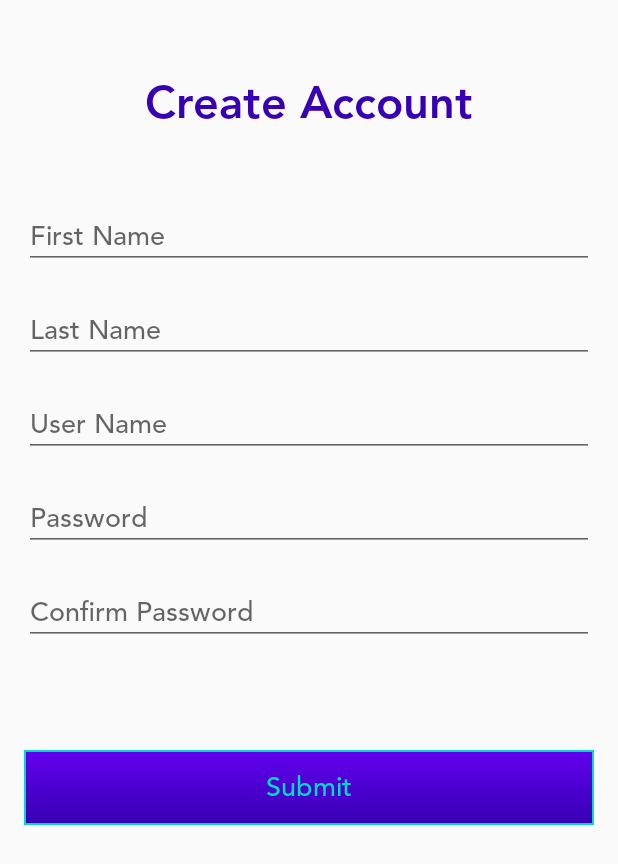
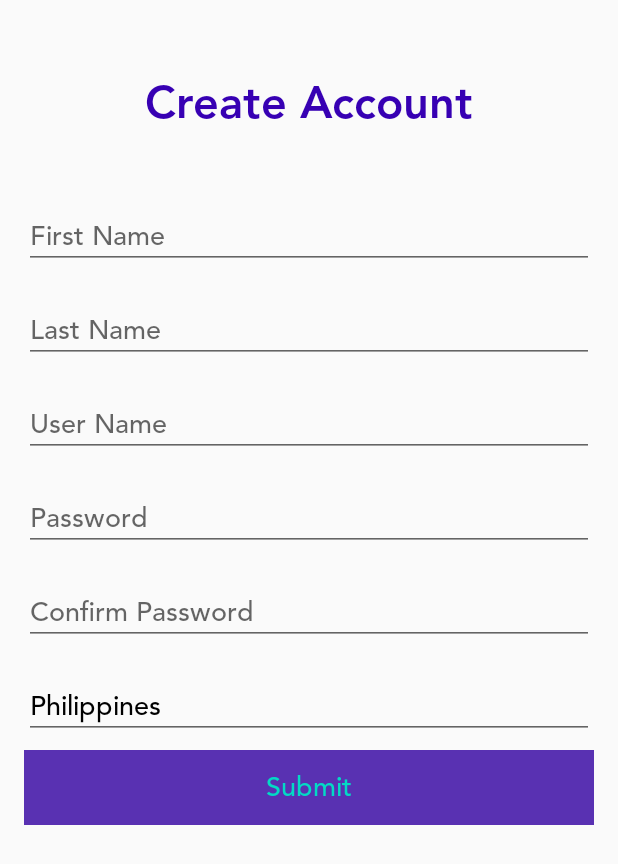
Before and after one commit to eduardodelito/Cartrack, an Android app: the CreateAccountFragment screen opened through its navigation route, on a phone screen of 412 x 824 dp. Shown: the top 864 px of the screen. Run offline under Robolectric (Android 15) with nearby library versions, the phone set to English and light mode, and no system bars; our stand-ins replace Dagger/Hilt's generated code, data binding.

Commit message:
Added create account validation.

```diff
--- a/app/src/main/java/com/enaz/cartrack/main/di/module/ActivityBindingModule.kt
+++ b/app/src/main/java/com/enaz/cartrack/main/di/module/ActivityBindingModule.kt
@@ -1,8 +1,7 @@
 package com.enaz.cartrack.main.di.module
 
 import com.enaz.cartrack.main.ui.MainActivity
-import com.enaz.cartrack.main.ui.di.login.LoginBindingModule
-import com.enaz.cartrack.main.ui.di.users.UsersBindingModule
+import com.enaz.cartrack.main.ui.di.UIBindingModule
 import dagger.Module
 import dagger.android.ContributesAndroidInjector
 
@@ -12,8 +11,7 @@ import dagger.android.ContributesAndroidInjector
 @Module
 abstract class ActivityBindingModule {
     @ContributesAndroidInjector(modules = [
-        LoginBindingModule::class,
-        UsersBindingModule::class
+        UIBindingModule::class
     ])
     abstract fun bindMainActivity(): MainActivity
 }
--- a/app/src/main/java/com/enaz/cartrack/main/di/module/CartrackModule.kt
+++ b/app/src/main/java/com/enaz/cartrack/main/di/module/CartrackModule.kt
@@ -2,7 +2,6 @@ package com.enaz.cartrack.main.di.module
 
 import com.enaz.cartrack.main.di.ClientModule
 import com.enaz.cartrack.main.di.DBModule
-import com.enaz.cartrack.main.ui.di.login.LoginViewModelModule
 import dagger.Module
 
 /**
--- a/app/src/main/java/com/enaz/cartrack/main/di/module/ViewModelBindingModule.kt
+++ b/app/src/main/java/com/enaz/cartrack/main/di/module/ViewModelBindingModule.kt
@@ -2,8 +2,7 @@ package com.enaz.cartrack.main.di.module
 
 import androidx.lifecycle.ViewModelProvider
 import com.enaz.cartrack.main.common.viewmodel.ViewModelFactory
-import com.enaz.cartrack.main.ui.di.login.LoginViewModelModule
-import com.enaz.cartrack.main.ui.di.users.UsersViewModelModule
+import com.enaz.cartrack.main.ui.di.UIViewModelModule
 import dagger.Binds
 import dagger.Module
 
@@ -12,8 +11,7 @@ import dagger.Module
  */
 @Module(
     includes = [
-        LoginViewModelModule::class,
-        UsersViewModelModule::class
+        UIViewModelModule::class
     ]
 )
 abstract class ViewModelBindingModule {
--- a/cartrack-ui/src/main/java/com/enaz/cartrack/main/ui/viewmodel/LoginViewModel.kt
+++ b/cartrack-ui/src/main/java/com/enaz/cartrack/main/ui/viewmodel/LoginViewModel.kt
@@ -24,8 +24,8 @@ class LoginViewModel @Inject constructor(private var cartrackRepository: Cartrac
 
     private val login = MediatorLiveData<LoginViewState>()
     internal fun getLoginLiveData(): LiveData<LoginViewState> = login
-    private var userName: String = ""
-    private var password: String = ""
+    private var userName: String = EMPTY_STRING
+    private var password: String = EMPTY_STRING
 
     fun onUsernameTextChanged(text: CharSequence) {
         userName = text.toString()
@@ -65,4 +65,8 @@ class LoginViewModel @Inject constructor(private var cartrackRepository: Cartrac
             }
         }
     }
+
+    companion object {
+        private const val EMPTY_STRING = ""
+    }
 }
--- a/cartrack-ui/src/main/res/layout/create_account_fragment.xml
+++ b/cartrack-ui/src/main/res/layout/create_account_fragment.xml
@@ -38,6 +38,7 @@
             android:hint="@string/first_name"
             android:inputType="textPersonName"
             android:maxLength="@integer/max_length"
+            android:onTextChanged="@{(text, start, before, count) -> createAccountViewModel.onFirstNameChanged(text)}"
             app:layout_constraintEnd_toEndOf="parent"
             app:layout_constraintStart_toStartOf="parent"
             app:layout_constraintTop_toBottomOf="@+id/create_account_label" />
@@ -54,6 +55,7 @@
             android:hint="@string/last_name"
             android:inputType="textPersonName"
             android:maxLength="@integer/max_length"
+            android:onTextChanged="@{(text, start, before, count) -> createAccountViewModel.onLastNameChanged(text)}"
             app:layout_constraintEnd_toEndOf="parent"
             app:layout_constraintStart_toStartOf="parent"
             app:layout_constraintTop_toBottomOf="@+id/first_name_field" />
@@ -70,6 +72,7 @@
             android:hint="@string/user_name"
             android:inputType="textPersonName"
             android:maxLength="@integer/max_length"
+            android:onTextChanged="@{(text, start, before, count) -> createAccountViewModel.onUsernameChanged(text)}"
             app:layout_constraintEnd_toEndOf="parent"
             app:layout_constraintStart_toStartOf="parent"
             app:layout_constraintTop_toBottomOf="@+id/last_name_field" />
@@ -86,6 +89,7 @@
             android:hint="@string/password"
             android:inputType="textPassword"
             android:maxLength="@integer/max_length"
+            android:onTextChanged="@{(text, start, before, count) -> createAccountViewModel.onPasswordChanged(text)}"
             app:layout_constraintEnd_toEndOf="parent"
             app:layout_constraintStart_toStartOf="parent"
             app:layout_constraintTop_toBottomOf="@+id/user_name_field" />
@@ -102,9 +106,31 @@
             android:hint="@string/confirm_password"
             android:inputType="textPassword"
             android:maxLength="@integer/max_length"
+            android:onTextChanged="@{(text, start, before, count) -> createAccountViewModel.onConfirmPasswordChanged(text)}"
             app:layout_constraintEnd_toEndOf="parent"
             app:layout_constraintStart_toStartOf="parent"
             app:layout_constraintTop_toBottomOf="@+id/password_field" />
+
+        <EditText
+            android:id="@+id/country_field"
+            style="@style/AvenirMedium.Black"
+            android:layout_width="match_parent"
+            android:layout_height="wrap_content"
+            android:layout_marginStart="@dimen/padding16"
+            android:layout_marginTop="@dimen/margin20"
+            android:layout_marginEnd="@dimen/padding16"
+            android:cursorVisible="false"
+            android:ems="10"
+            android:focusable="false"
+            android:focusableInTouchMode="false"
+            android:hint="@string/country"
+            android:inputType="text"
+            android:maxLength="@integer/max_length"
+            android:onTextChanged="@{(text, start, before, count) -> createAccountViewModel.onConfirmPasswordChanged(text)}"
+            android:text="Philippines"
+            app:layout_constraintEnd_toEndOf="parent"
+            app:layout_constraintStart_toStartOf="parent"
+            app:layout_constraintTop_toBottomOf="@+id/confirm_password_field" />
 
         <androidx.appcompat.widget.AppCompatTextView
             android:id="@+id/error_message"
@@ -118,7 +144,7 @@
             android:visibility="gone"
             app:layout_constraintEnd_toEndOf="parent"
             app:layout_constraintStart_toStartOf="parent"
-            app:layout_constraintTop_toBottomOf="@+id/confirm_password_field" />
+            app:layout_constraintTop_toBottomOf="@+id/country_field" />
 
         <androidx.appcompat.widget.AppCompatTextView
             android:id="@+id/submit_button"
@@ -128,7 +154,8 @@
             android:layout_marginStart="@dimen/padding16"
             android:layout_marginTop="@dimen/margin70"
             android:layout_marginEnd="@dimen/padding16"
-            android:background="@drawable/btn_selector_shape"
+            android:background="@color/disabledColorPrimary"
+            android:enabled="false"
             android:gravity="center_horizontal|center_vertical"
             android:text="@string/submit_button"
             app:layout_constraintEnd_toEndOf="parent"
--- a/cartrack-ui/src/main/res/values/strings.xml
+++ b/cartrack-ui/src/main/res/values/strings.xml
@@ -8,10 +8,11 @@
     <string name="user_name">User Name</string>
     <string name="password">Password</string>
     <string name="confirm_password">Confirm Password</string>
+    <string name="country">Country</string>
     <string name="submit_button">Submit</string>
 
     <string name="account_exist">Username %1$s already registered!</string>
     <string name="invalid">Invalid username or password, please try again or create account if not yet registered.</string>
-
+    <string name="invalid_password">Invalid password.</string>
     <integer name="max_length">20</integer>
 </resources>
```
Also changed, not shown: cartrack-ui/src/main/java/com/enaz/cartrack/main/ui/di/UIBindingModule.kt (renamed from cartrack-ui/src/main/java/com/enaz/cartrack/main/ui/di/login/LoginBindingModule.kt, +17 -4 lines), cartrack-ui/src/main/java/com/enaz/cartrack/main/ui/di/UIViewModelModule.kt (renamed from cartrack-ui/src/main/java/com/enaz/cartrack/main/ui/di/login/LoginViewModelModule.kt, +10 -3 lines), cartrack-ui/src/main/java/com/enaz/cartrack/main/ui/di/users/UsersBindingModule.kt (deleted, +0 -26 lines), cartrack-ui/src/main/java/com/enaz/cartrack/main/ui/di/users/UsersViewModelModule.kt (deleted, +0 -20 lines), cartrack-ui/src/main/java/com/enaz/cartrack/main/ui/fragment/CreateAccountFragment.kt (+36 -9 lines), cartrack-ui/src/main/java/com/enaz/cartrack/main/ui/model/CreateAccountViewState.kt (+6 -4 lines), cartrack-ui/src/main/java/com/enaz/cartrack/main/ui/viewmodel/CreateAccountViewModel.kt (+62 -14 lines).
